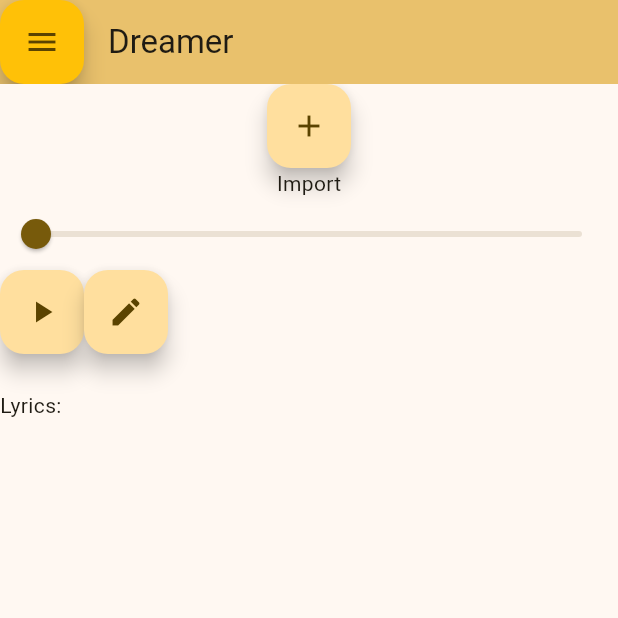
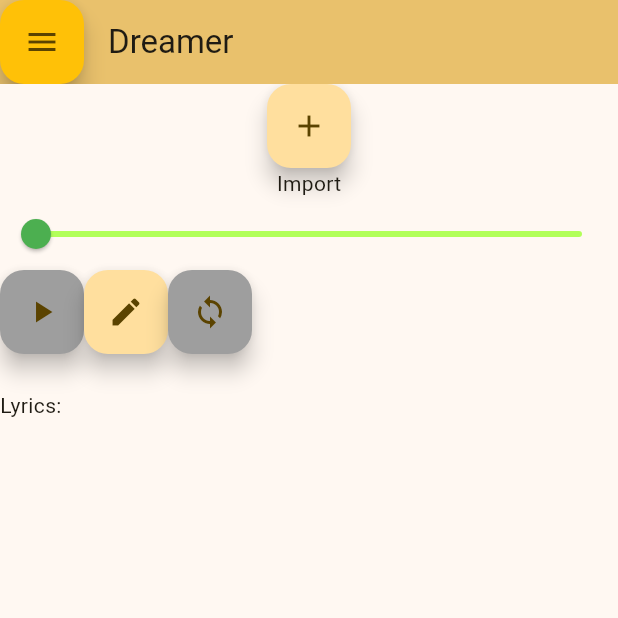
Before and after one commit to judydev/dreamer_playlist, a Flutter app: the screen it shows after launch, after a tap on the "add" icon, on a phone screen of 412 x 824 dp, the top half of it. Run offline on Flutter 3.47's test engine with Material 2 defaults, Android fonts, the phone set to English and light mode, and no system bars; our stand-ins replace file_picker.

Commit message:
add loop button and loop the whole song

```diff
--- a/lib/main.dart
+++ b/lib/main.dart
@@ -33,16 +33,15 @@ class MyHomePage extends StatefulWidget {
 class _MyHomePageState extends State<MyHomePage> {
   // AudioCache audioCache = AudioCache(prefix: 'assets/audio/');
   List<Project> projects = [];
-  Project currentProject = Project(isEmpty: true, isNew: true);
-  bool isProjectEmpty = true;
+  Project? currentProject;
 
   setCurrentProjectCallBack() {
     setState(
       () {
-        currentProject.isEmpty = false;
-        isProjectEmpty = false;
+        currentProject ??= Project(isNew: true);
       },
     );
+    print(currentProject != null);
   }
 
   @override
@@ -55,17 +54,16 @@ class _MyHomePageState extends State<MyHomePage> {
               onPressed: () {
                 setState(() {
                   currentProject = Project(isEmpty: true);
-                  isProjectEmpty = true;
                 });
               },
               backgroundColor: Colors.amber,
               child: Icon(Icons.menu),
             )),
         resizeToAvoidBottomInset: false,
-        body: currentProject.isEmpty
+        body: currentProject == null
             ? ProjectIconView("New project", setCurrentProjectCallBack)
             : ProjectView(
-                project: currentProject,
+                project: currentProject ?? Project(),
               )
         );
   }
--- a/lib/project_view.dart
+++ b/lib/project_view.dart
@@ -19,8 +19,6 @@ class ProjectView extends StatefulWidget {
 class _ProjectViewState extends State<ProjectView> {
   late Project project;
 
-  // _ProjectViewState(this.project);
-
   AudioPlayer audioFilePlayer = AudioPlayer();
   bool isAudioFilePlaying = false;
 
@@ -31,14 +29,17 @@ class _ProjectViewState extends State<ProjectView> {
   Duration position = Duration.zero;
 
   bool isEditing = false;
+  bool isLooping = false;
 
   List<PlatformFile> audioFileList = [];
   String lyrics = "";
 
+  int loopStart = 0;
+  int loopEnd = 0;
+
   @override
   void initState() {
     super.initState();
-
     project = widget.project;
 
     setState(() {
@@ -60,16 +61,29 @@ class _ProjectViewState extends State<ProjectView> {
         });
       });
 
-      // todo: replay the same file
-      // audioFilePlayer.onPlayerComplete.listen((event) {
-      //   audioFilePlayer.play(audioFilePlayer.source!);
-      // });
+      audioFilePlayer.setReleaseMode(ReleaseMode.loop);
     });
   }
 
-  String formatTime(int seconds) {
-    return '${(Duration(seconds: seconds))}'.split('.')[0].padLeft(8, '0');
+  loop() {
+    if (isLooping) {
+      setState(() {
+        position = Duration(milliseconds: loopStart);
+        isAudioFilePlaying = true;
+        audioFilePlayer.seek(position);
+        audioFilePlayer.resume();
+      });
+    } else {
+      setState(() {
+        isAudioFilePlaying = false;
+        audioFilePlayer.pause();
+      });
     }
+  }
+
+  // String formatTime(int seconds) {
+  //   return '${(Duration(seconds: seconds))}'.split('.')[0].padLeft(8, '0');
+  // }
 
   void _selectFile() {
     FilePicker.platform.pickFiles().then((selectedFile) => {
@@ -108,17 +122,26 @@ class _ProjectViewState extends State<ProjectView> {
         ),
         Slider(
           min: 0.0,
-          max: duration.inSeconds.toDouble(),
-          value: position.inSeconds.toDouble(),
-          onChanged: (value) {
-            final position = Duration(seconds: value.toInt());
-            audioFilePlayer.seek(position);
+          thumbColor: Colors.green,
+          activeColor: Colors.greenAccent,
+          inactiveColor: Colors.lightGreenAccent,
+          max: duration.inMilliseconds.toDouble(),
+          value: position.inMilliseconds.toDouble(),
+          onChanged: ((double value) {
+            Duration newPosition = Duration(milliseconds: value.toInt());
+            audioFilePlayer.seek(newPosition);
             audioFilePlayer.resume();
-          },
+
+            setState(() {
+              position = newPosition;
+            });
+          }),
         ),
+
         Row(
           children: [
             FloatingActionButton(
+              backgroundColor: isAudioFilePlaying ? Colors.pink : Colors.grey,
               onPressed: audioFilePlayer.source == null
                   ? null
                   : () => {
@@ -148,7 +171,19 @@ class _ProjectViewState extends State<ProjectView> {
               heroTag: null,
               tooltip: 'Edit',
               child: Icon(Icons.edit),
-            )
+            ),
+            FloatingActionButton(
+              backgroundColor: isLooping ? Colors.blueAccent : Colors.grey,
+              onPressed: () => {
+                loop(),
+                setState(() {
+                  isLooping = !isLooping;
+                }),
+              },
+              heroTag: null,
+              tooltip: 'Loop',
+              child: Icon(Icons.loop),
+            ),
           ],
         ),
         Expanded(
```
Lines whose indentation alone changed are shown as unchanged.
